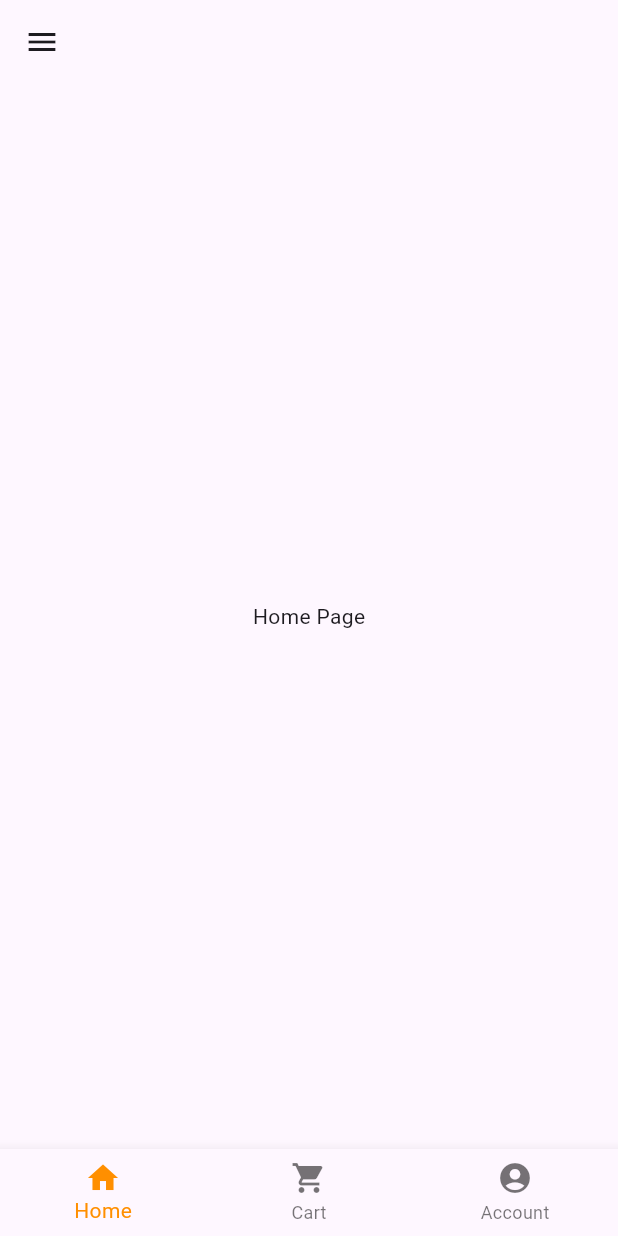
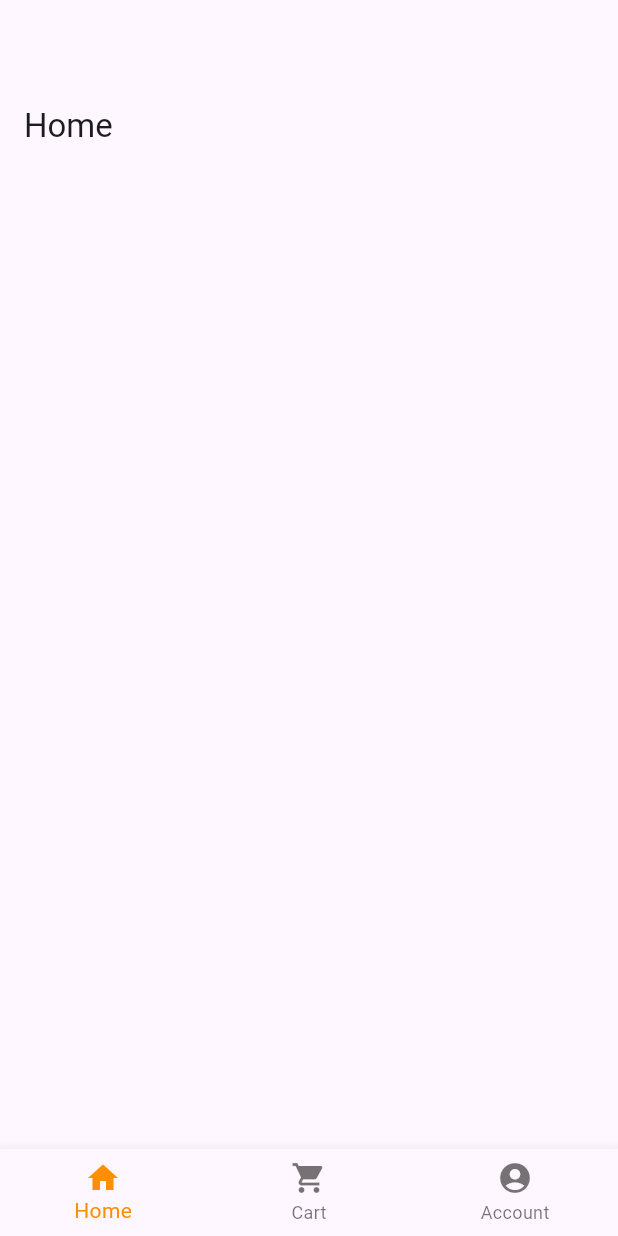
Before and after one commit to LuigiWoodhouse/Cosmetic, a Flutter app: the screen it shows after launch, after a tap on "Login", on a phone screen of 412 x 824 dp. Run offline on Flutter 3.47's test engine with Material 3 defaults, Android fonts, the light colour scheme and no system bars.

Commit message:
change layout

```diff
--- /dev/null
+++ b/lib/layout/home.dart
@@ -0,0 +1,13 @@
+import 'package:flutter/material.dart';
+import 'package:cosplay/sidenav.dart';
+
+class Home extends StatelessWidget {
+  @override
+  Widget build(BuildContext context) {
+    return Scaffold(
+      appBar: AppBar(
+        title: Text('Home'),
+      ),
+    );
+  }
+}
--- a/lib/main.dart
+++ b/lib/main.dart
@@ -1,6 +1,8 @@
+import 'package:cosplay/layout/account.dart';
+import 'package:cosplay/layout/cart.dart';
+import 'package:cosplay/layout/home.dart';
 import 'package:flutter/material.dart';
 import 'login.dart';
-import 'sidenav.dart';
 
 void main() {
   runApp(const MainApp());
@@ -16,19 +18,10 @@ class MainApp extends StatelessWidget {
       initialRoute: '/login',
       routes: {
         '/login': (context) => const LoginPage(),
-        '/home': (context) => const HomePage(),
-        '/cart': (context) => CartPage(),
+        // '/home': (context) => Home(),
+        // '/cart': (context) => CartPage(),
+        // '/account': (context) => AccountPage(),
       },
-    );
-  }
-}
-
-class CartPage extends StatelessWidget {
-  @override
-  Widget build(BuildContext context) {
-    return Scaffold(
-      appBar: AppBar(title: Text('Your Cart')),
-      body: Center(child: Text('Your Cart Items')),
     );
   }
 }
@@ -43,23 +36,23 @@ class HomePage extends StatefulWidget {
 class _HomePageState extends State<HomePage> {
   int _selectedIndex = 0;
 
-  Widget _getPageWidget(int index) {
-    switch (index) {
-      case 0:
-        return Text('Home Page');  // Replace with your actual Home Page widget if needed
-      case 1:
-        return CartPage();         // Using your actual Cart Page widget
-      case 2:
-        return Text('Account Page'); // Replace with your actual Account Page widget if needed
-      default:
-        return Text('Unknown Page');
-    }
-  }
-
   void _onItemTapped(int index) {
     setState(() {
       _selectedIndex = index;
     });
+  }
+
+  Widget _getPageWidget(int index) {
+    switch (index) {
+      case 0:
+        return Home(); // Replace with your actual Home Page widget if needed
+      case 1:
+        return CartPage(); // Using your actual Cart Page widget
+      case 2:
+        return AccountPage(); // Replace with your actual Account Page widget if needed
+      default:
+        return const SizedBox(); // Return a default widget
+    }
   }
 
   @override
@@ -68,9 +61,8 @@ class _HomePageState extends State<HomePage> {
       appBar: AppBar(
         //title: const Text('E-commerce App'),
       ),
-      drawer: SideNav(),
       body: Center(
-        child: _getPageWidget(_selectedIndex), // Update the body to use _getPageWidget
+        child: _getPageWidget(_selectedIndex),
       ),
       bottomNavigationBar: BottomNavigationBar(
         items: const <BottomNavigationBarItem>[
```
Also changed, not shown: lib/layout/account.dart (added, +13 -0 lines), lib/layout/cart.dart (added, +13 -0 lines).
